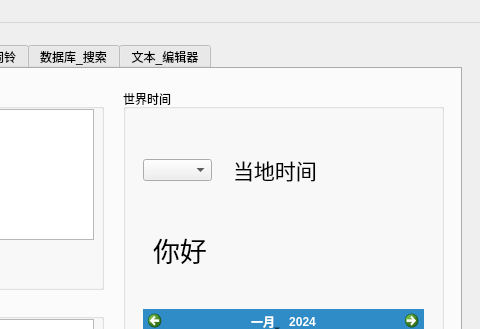
Old version of the form UI/Main_cn.ui in the repository kerlive/Memorandum; both pictures show x 270 to 750 and y 0 to 329 of the 750 by 600 pixel window.
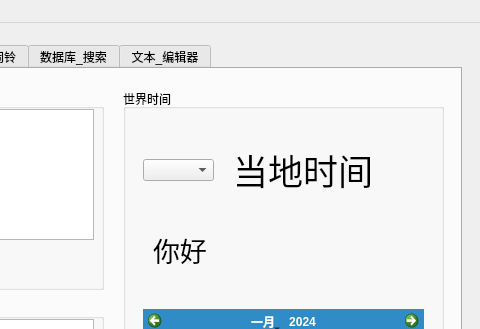
New version of the form. Icons and pictures are not drawn.

Commit message:
ToDo task issues fixed
debug complete

```diff
--- a/UI/Main_cn.ui
+++ b/UI/Main_cn.ui
@@ -176,8 +176,8 @@
        </property>
        <property name="font">
         <font>
-         <family>MS Shell Dlg 2</family>
-         <pointsize>16</pointsize>
+         <family>Alef</family>
+         <pointsize>26</pointsize>
          <weight>9</weight>
          <italic>false</italic>
          <bold>false</bold>
@@ -195,7 +195,7 @@
         <rect>
          <x>20</x>
          <y>70</y>
-         <width>69</width>
+         <width>71</width>
          <height>22</height>
         </rect>
        </property>
```
Left out of the diff: 2 changed lines with no effect on the pictures. The commit also changes 2 other files.
